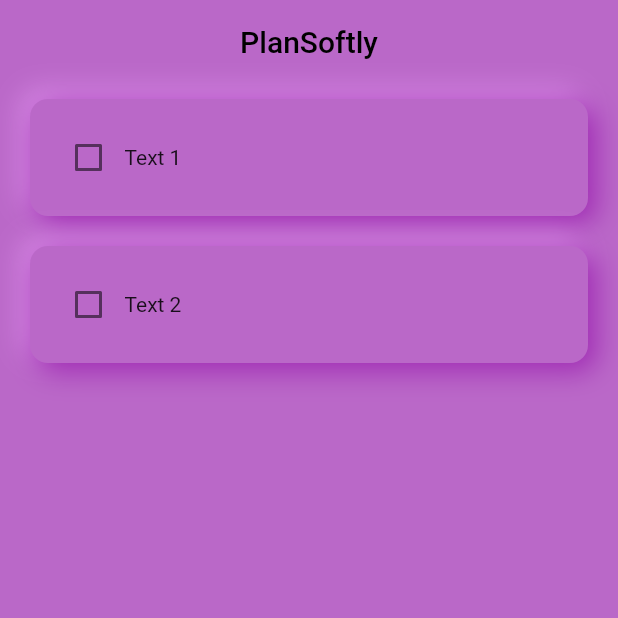
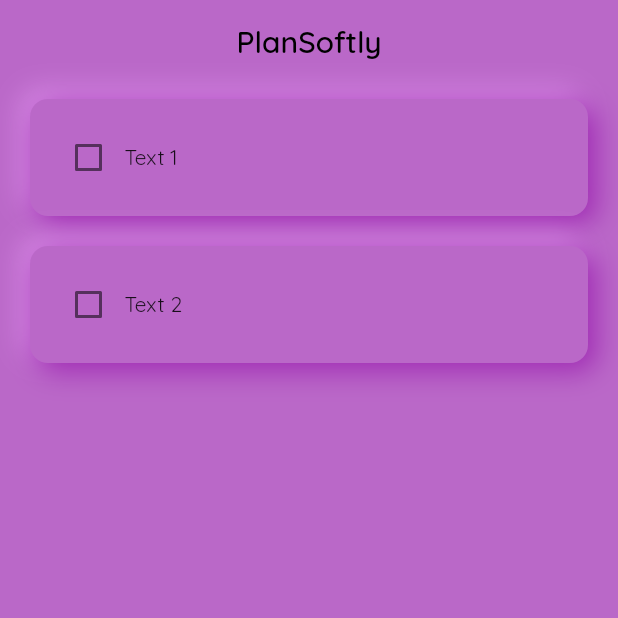
Before and after one commit to k-mushket/plan_softly, a Flutter app: the screen it shows after launch, on a phone screen of 412 x 824 dp, the top half of it. Run offline on Flutter 3.47's test engine with Material 2 defaults, Android fonts, the phone set to English and light mode, and no system bars; drawn by our look-alikes of flutter_slidable; our stand-ins replace hive_flutter; accounts and stored records are empty.

Commit message:
Added a new font

```diff
--- a/lib/main.dart
+++ b/lib/main.dart
@@ -28,7 +28,10 @@
     return MaterialApp(
       debugShowCheckedModeBanner: false,
       title: appTitle,
-      theme: ThemeData(primarySwatch: Colors.purple),
+      theme: ThemeData(
+        primarySwatch: Colors.purple,
+        fontFamily: 'Quicksand',
+      ),
       home: HomePage(title: appTitle),
     );
   }
```
Also changed, not shown: pubspec.yaml (+8 -29 lines), assets/fonts/OpenSans-Bold.ttf (added), assets/fonts/OpenSans-Regular.ttf (added), assets/fonts/Quicksand-Bold.ttf (added), assets/fonts/Quicksand-Light.ttf (added), assets/fonts/Quicksand-Medium.ttf (added), assets/fonts/Quicksand-Regular.ttf (added), lib/pages/home_page.dart (line endings or trailing spaces).
